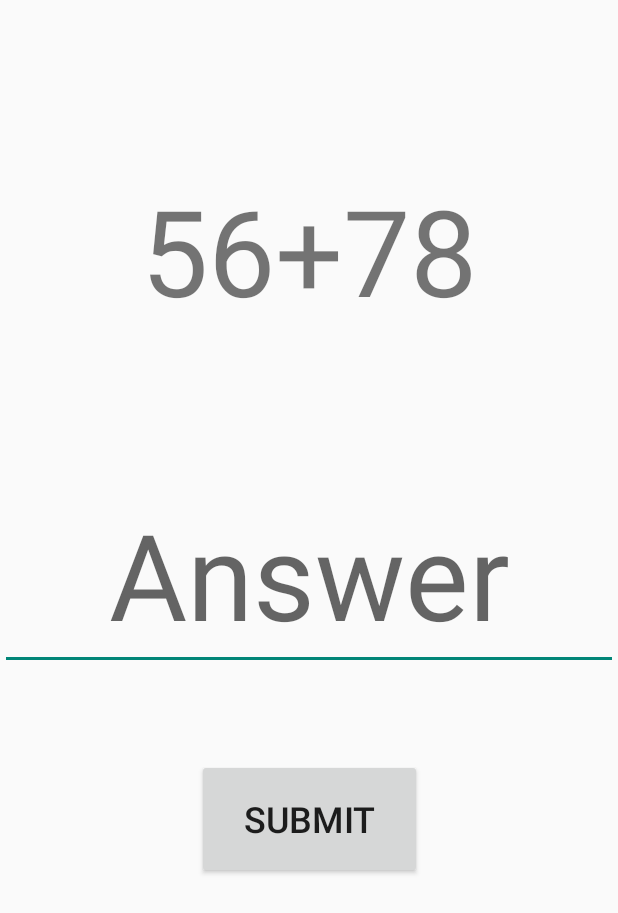
After one commit to infern397/SmartAlarm, an Android app: the TaskActivity screen opened directly, with no data from a screen before it, on a phone screen of 412 x 824 dp. The commit adds this screen. Shown: the top 913 px of the screen. Run offline under Robolectric (Android 15) with nearby library versions, the phone set to English and light mode, and no system bars.

```diff
--- a/app/src/main/java/ru/infern/taskalarm/AddEditAlarmActivity.kt
+++ b/app/src/main/java/ru/infern/taskalarm/AddEditAlarmActivity.kt
@@ -48,7 +48,7 @@ class AddEditAlarmActivity : AppCompatActivity(), OnTimeSetListener {
 
     private fun setListeners() {
         timeTextView.setOnClickListener {
-            TimePickerDialog(this, this, hourOfDay, minute, true).show()
+            TimePickerDialog(this, this, savedHourOfDay, savedMinute, true).show()
         }
         confirmTextView.setOnClickListener {
             val intent = Intent()
--- /dev/null
+++ b/app/src/main/java/ru/infern/taskalarm/TaskActivity.kt
@@ -0,0 +1,32 @@
+package ru.infern.taskalarm
+
+import android.media.MediaPlayer
+import android.os.Bundle
+import androidx.appcompat.app.AppCompatActivity
+
+class TaskActivity : AppCompatActivity() {
+    private var mediaPlayer: MediaPlayer? = null
+
+    override fun onCreate(savedInstanceState: Bundle?) {
+        super.onCreate(savedInstanceState)
+        setContentView(R.layout.activity_alarm_call)
+
+        // Initialize the MediaPlayer
+        mediaPlayer = MediaPlayer.create(this, R.raw.teryam)
+
+        // Set looping to true to play the sound in a loop
+        mediaPlayer?.isLooping = true
+
+        // Start playing the custom sound
+        mediaPlayer?.start()
+    }
+
+    override fun onDestroy() {
+        super.onDestroy()
+
+        // Release the MediaPlayer resources
+        mediaPlayer?.stop()
+        mediaPlayer?.release()
+        mediaPlayer = null
+    }
+}
--- a/app/src/main/res/layout/activity_alarm_call.xml
+++ b/app/src/main/res/layout/activity_alarm_call.xml
@@ -1,6 +1,47 @@
 <?xml version="1.0" encoding="utf-8"?>
 <androidx.constraintlayout.widget.ConstraintLayout xmlns:android="http://schemas.android.com/apk/res/android"
+    xmlns:app="http://schemas.android.com/apk/res-auto"
+    xmlns:tools="http://schemas.android.com/tools"
     android:layout_width="match_parent"
     android:layout_height="match_parent">
 
+    <TextView
+        android:id="@+id/expression_textView"
+        android:layout_width="wrap_content"
+        android:layout_height="wrap_content"
+        android:layout_marginTop="113dp"
+        android:text="56+78"
+        android:textSize="80sp"
+        app:layout_constraintEnd_toEndOf="parent"
+        app:layout_constraintStart_toStartOf="parent"
+        app:layout_constraintTop_toTopOf="parent" />
+
+    <EditText
+        android:id="@+id/editTextNumberDecimal"
+        android:layout_width="wrap_content"
+        android:layout_height="wrap_content"
+        android:layout_marginTop="99dp"
+        android:ems="10"
+        android:hint="Answer"
+        android:inputType="numberDecimal"
+        android:textAlignment="center"
+        android:textColor="?android:attr/textColorSecondary"
+        android:textColorHint="?android:attr/textColorSecondary"
+        android:textSize="80sp"
+        app:layout_constraintEnd_toEndOf="parent"
+        app:layout_constraintStart_toStartOf="parent"
+        app:layout_constraintTop_toBottomOf="@+id/expression_textView" />
+
+    <Button
+        android:id="@+id/button"
+        android:layout_width="wrap_content"
+        android:layout_height="wrap_content"
+        android:layout_marginTop="59dp"
+        android:width="150dp"
+        android:height="80dp"
+        android:text="Submit"
+        android:textSize="24sp"
+        app:layout_constraintEnd_toEndOf="parent"
+        app:layout_constraintStart_toStartOf="parent"
+        app:layout_constraintTop_toBottomOf="@+id/editTextNumberDecimal" />
 </androidx.constraintlayout.widget.ConstraintLayout>
--- a/gradle.properties
+++ b/gradle.properties
@@ -22,3 +22,4 @@ kotlin.code.style=official
 # thereby reducing the size of the R class for that library
 android.nonTransitiveRClass=true
 android.enableJetifier=true
+org.gradle.unsafe.configuration-cache=true
```
Also changed, not shown: app/src/main/AndroidManifest.xml (+7 -5 lines), app/src/main/java/ru/infern/taskalarm/AlarmReceiver.kt (+6 -2 lines), app/src/main/java/ru/infern/taskalarm/AlarmService.kt (added, +13 -0 lines), 1 other file.
